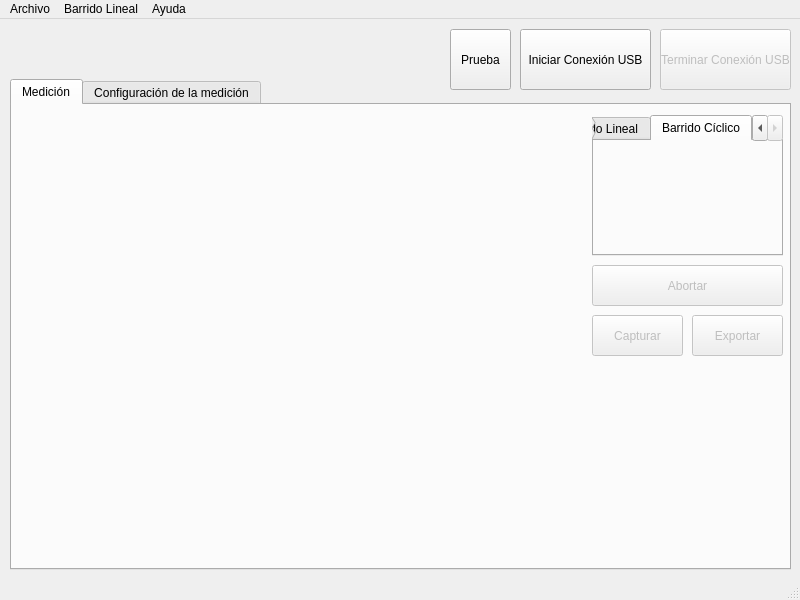
First picture: the form in qt/mainwindow.ui, repository potenciostato/potenciostato, before the edit.
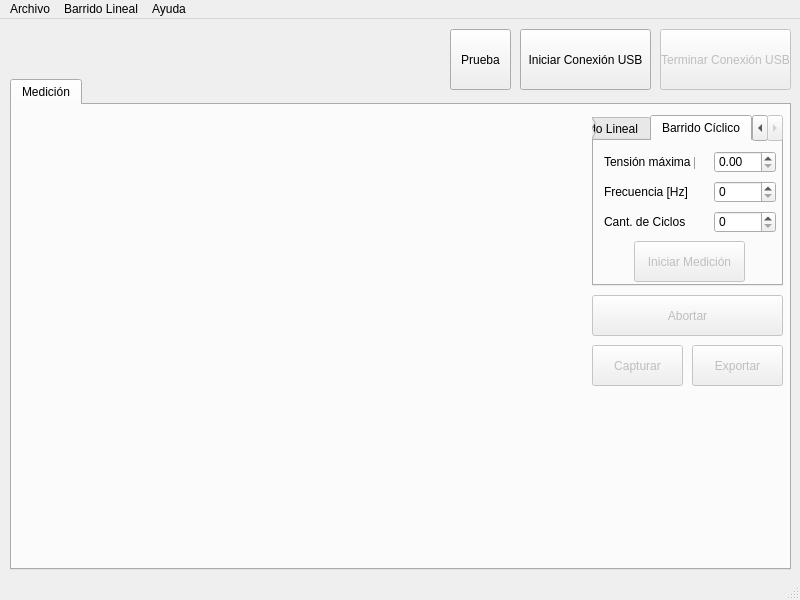
Second picture: the form after the edit. The open tabs and pages were chosen to show the change. Custom widgets are drawn as their Qt base class.

Patch:
```diff
--- a/qt/mainwindow.ui
+++ b/qt/mainwindow.ui
@@ -76,7 +76,7 @@
       <property name="geometry">
        <rect>
         <x>580</x>
-        <y>160</y>
+        <y>190</y>
         <width>191</width>
         <height>41</height>
        </rect>
@@ -95,7 +95,7 @@
       <property name="geometry">
        <rect>
         <x>580</x>
-        <y>210</y>
+        <y>240</y>
         <width>91</width>
         <height>41</height>
        </rect>
@@ -111,7 +111,7 @@
       <property name="geometry">
        <rect>
         <x>680</x>
-        <y>210</y>
+        <y>240</y>
         <width>91</width>
         <height>41</height>
        </rect>
@@ -129,7 +129,7 @@
         <x>580</x>
         <y>10</y>
         <width>191</width>
-        <height>141</height>
+        <height>171</height>
        </rect>
       </property>
       <property name="currentIndex">
@@ -221,14 +221,118 @@
        <attribute name="title">
         <string>Barrido Cíclico</string>
        </attribute>
+       <widget class="QLabel" name="label_3">
+        <property name="geometry">
+         <rect>
+          <x>10</x>
+          <y>10</y>
+          <width>91</width>
+          <height>21</height>
+         </rect>
+        </property>
+        <property name="text">
+         <string>Tensión máxima [V]</string>
+        </property>
+       </widget>
+       <widget class="QDoubleSpinBox" name="Num_VCiclico">
+        <property name="geometry">
+         <rect>
+          <x>120</x>
+          <y>10</y>
+          <width>62</width>
+          <height>22</height>
+         </rect>
+        </property>
+        <property name="maximum">
+         <double>3.300000000000000</double>
+        </property>
+        <property name="singleStep">
+         <double>0.100000000000000</double>
+        </property>
+       </widget>
+       <widget class="QDoubleSpinBox" name="Num_HzCiclico">
+        <property name="geometry">
+         <rect>
+          <x>120</x>
+          <y>40</y>
+          <width>62</width>
+          <height>22</height>
+         </rect>
+        </property>
+        <property name="decimals">
+         <number>0</number>
+        </property>
+        <property name="maximum">
+         <double>10000.000000000000000</double>
+        </property>
+        <property name="singleStep">
+         <double>1.000000000000000</double>
+        </property>
+       </widget>
+       <widget class="QPushButton" name="Bt_IniciarCiclico">
+        <property name="enabled">
+         <bool>false</bool>
+        </property>
+        <property name="geometry">
+         <rect>
+          <x>40</x>
+          <y>100</y>
+          <width>111</width>
+          <height>41</height>
+         </rect>
+        </property>
+        <property name="text">
+         <string>Iniciar Medición</string>
+        </property>
+       </widget>
+       <widget class="QLabel" name="label_4">
+        <property name="geometry">
+         <rect>
+          <x>10</x>
+          <y>40</y>
+          <width>91</width>
+          <height>21</height>
+         </rect>
+        </property>
+        <property name="text">
+         <string>Frecuencia [Hz]</string>
+        </property>
+       </widget>
+       <widget class="QDoubleSpinBox" name="Num_CicCiclico">
+        <property name="geometry">
+         <rect>
+          <x>120</x>
+          <y>70</y>
+          <width>62</width>
+          <height>22</height>
+         </rect>
+        </property>
+        <property name="decimals">
+         <number>0</number>
+        </property>
+        <property name="maximum">
+         <double>10000.000000000000000</double>
+        </property>
+        <property name="singleStep">
+         <double>1.000000000000000</double>
+        </property>
+       </widget>
+       <widget class="QLabel" name="label_5">
+        <property name="geometry">
+         <rect>
+          <x>10</x>
+          <y>70</y>
+          <width>91</width>
+          <height>21</height>
+         </rect>
+        </property>
+        <property name="text">
+         <string>Cant. de Ciclos</string>
+        </property>
+       </widget>
       </widget>
      </widget>
     </widget>
-    <widget class="QWidget" name="config_medicion">
-     <attribute name="title">
-      <string>Configuración de la medición</string>
-     </attribute>
-    </widget>
    </widget>
    <widget class="QPushButton" name="Desconectar_Bt">
     <property name="enabled">
```
Left out of the diff: 2 changed lines with no effect on the pictures.
